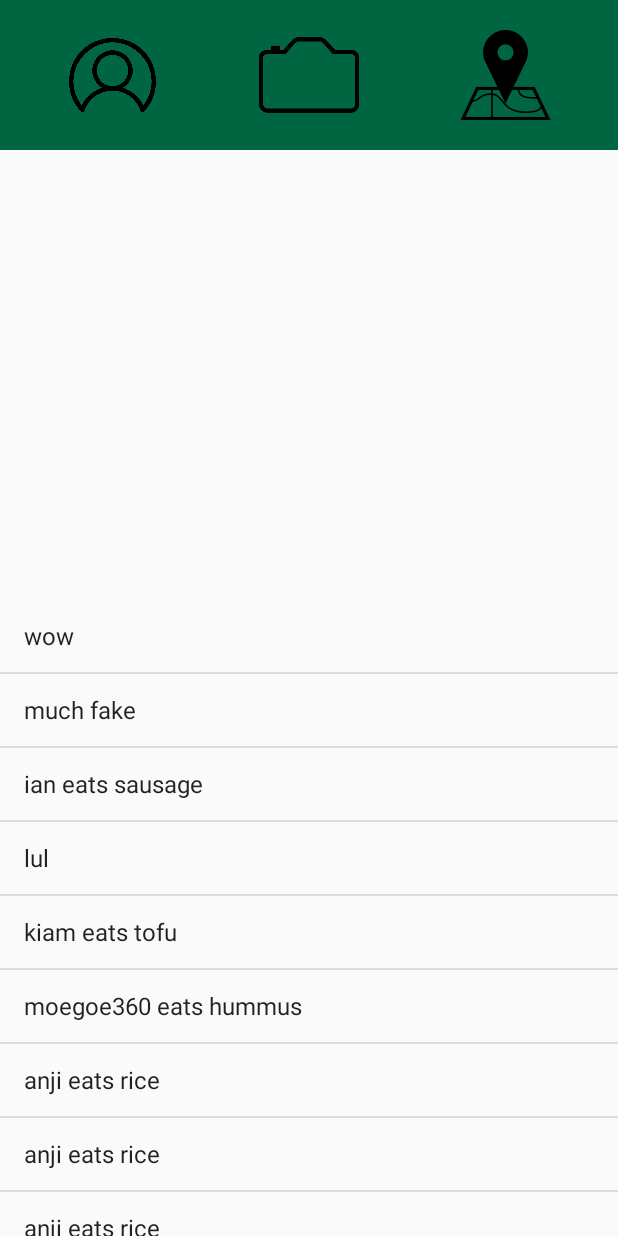
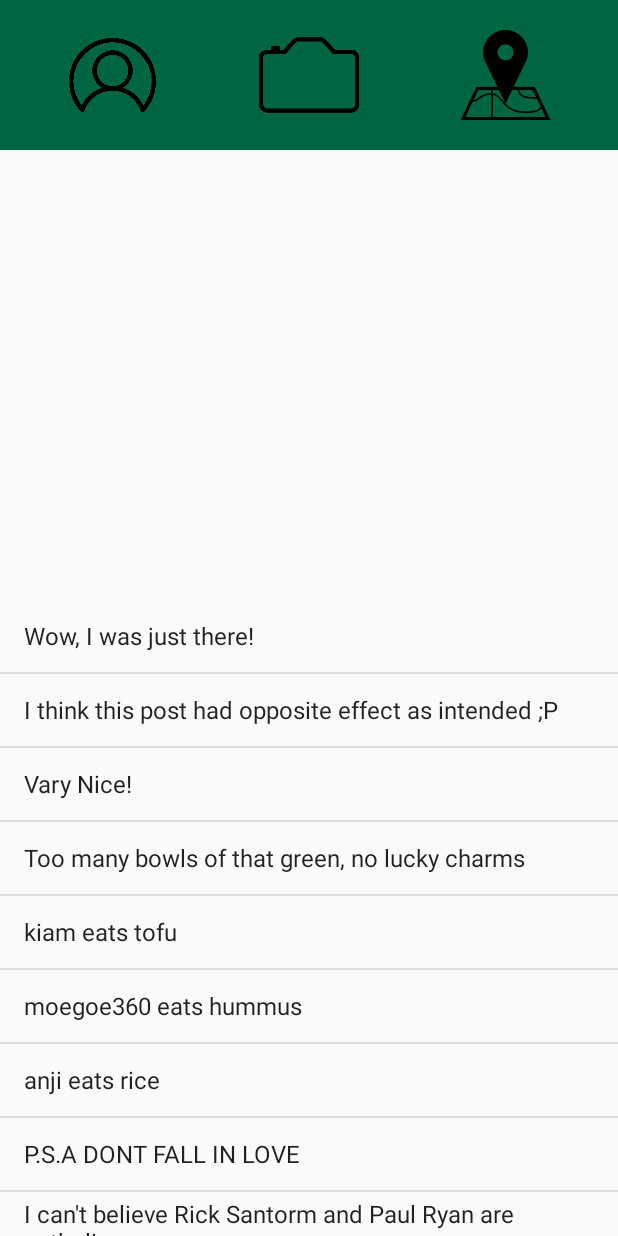
Before and after one commit to duvld/Lobo, an Android app: the screen it shows after launch (MainActivity), on a phone screen of 412 x 824 dp. Run offline under Robolectric (Android 15) with nearby library versions, the phone set to English and light mode, and no system bars; libraries missing offline, so code that uses them is left out: com.sothree.slidinguppanel; plain views replace SlidingUpPanelLayout; pictures from the network do not load; 3 statements that could not run were skipped.

Commit message:
new comments

```diff
--- a/app/src/main/java/com/example/angietong/lobo/UI/MainActivity.java
+++ b/app/src/main/java/com/example/angietong/lobo/UI/MainActivity.java
@@ -413,8 +413,8 @@ public class MainActivity extends AppCompatActivity {
     }
 
     private void commentsListView() {
-        String[] fakeComments = {"wow", "much fake", "ian eats sausage", "lul", "kiam eats tofu", "moegoe360 eats hummus",
-                "anji eats rice", "anji eats rice", "anji eats rice", "anji eats rice"};
+        String[] fakeComments = {"Wow, I was just there!", "I think this post had opposite effect as intended ;P", "Vary Nice!", "Too many bowls of that green, no lucky charms", "kiam eats tofu", "moegoe360 eats hummus",
+                "anji eats rice", "P.S.A DONT FALL IN LOVE", "I can't believe Rick Santorm and Paul Ryan are catholic", "I need some strong men to move my bed from my 3rd floor apartment basement; i will pay"};
 
         ArrayAdapter<String> adapter = new ArrayAdapter<String>(
                 this,
```
